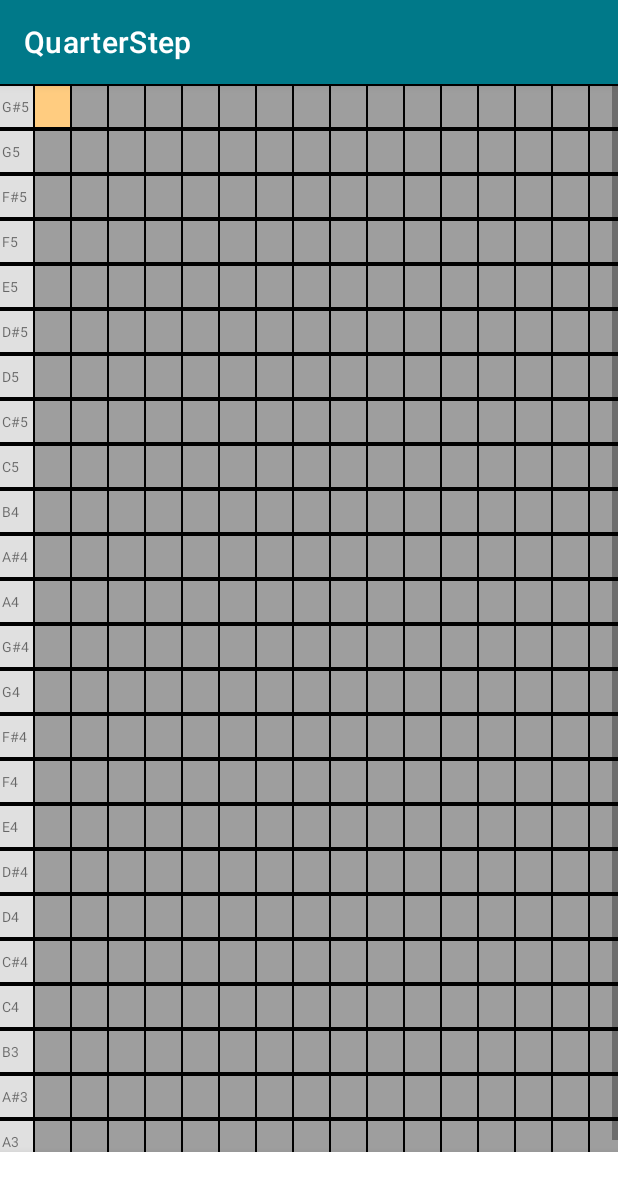
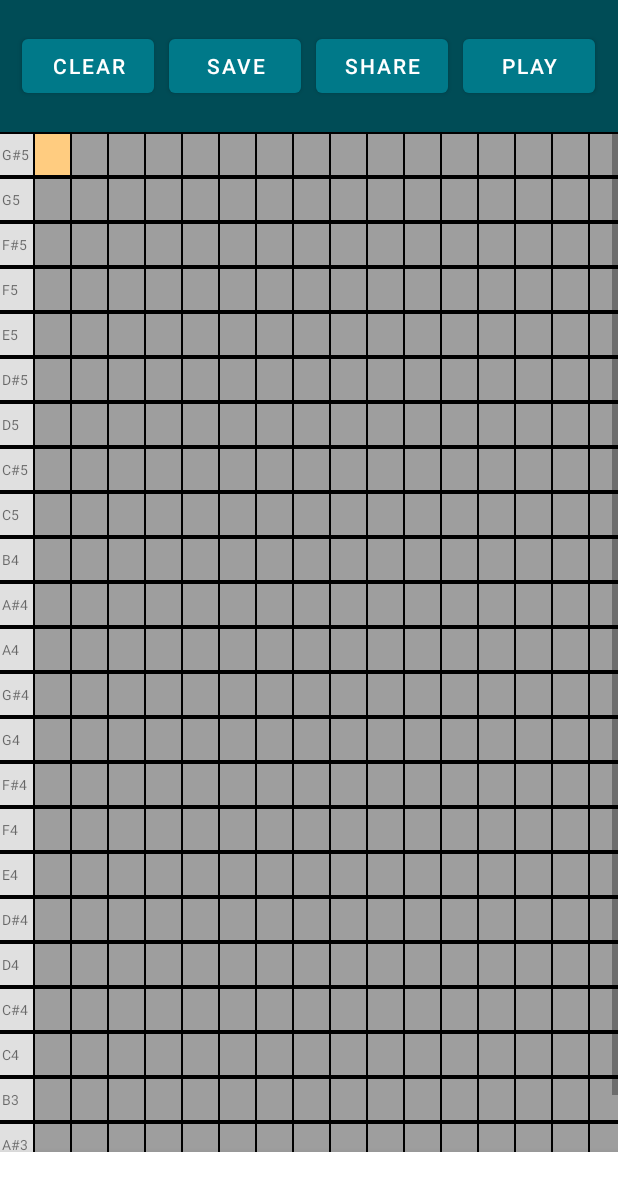
Before and after one commit to mateo4martinez/QuarterStep, an Android app: the ArrangementFragment screen opened directly, with no data from a screen before it, after a tap on an icon or button, on a phone screen of 412 x 824 dp. Shown: the top 1191 px of the screen. Run offline under Robolectric (Android 15) with nearby library versions, the phone set to English and light mode, and no system bars; libraries missing offline, so code that uses them is left out: com.gauravk.bubblenavigation, com.parse; plain views replace BubbleNavigationLinearView, BubbleToggleView; pictures from the network do not load; 7 statements that could not run were skipped.

Commit message:
Play song feature and clear grid feature implemented

```diff
--- a/app/src/main/java/com/codepath/quarterstep/fragments/ArrangementFragment.java
+++ b/app/src/main/java/com/codepath/quarterstep/fragments/ArrangementFragment.java
@@ -14,14 +14,17 @@ import android.view.LayoutInflater;
 import android.view.View;
 import android.view.ViewGroup;
 import android.widget.AdapterView;
+import android.widget.Button;
 
 import com.codepath.quarterstep.R;
 import com.codepath.quarterstep.adapters.NotesAdapter;
 import com.codepath.quarterstep.models.Note;
+import com.codepath.quarterstep.models.Song;
 import com.codepath.quarterstep.utils.Constants;
 import com.codepath.quarterstep.utils.ScreenSlidePageFragment;
 import com.codepath.quarterstep.utils.SongPlayer;
 import com.codepath.quarterstep.views.ArrangementView;
+import com.parse.ParseUser;
 
 import org.jetbrains.annotations.NotNull;
 
@@ -36,6 +39,10 @@ public class ArrangementFragment extends ScreenSlidePageFragment {
     private List<Note> adapterArray;
     private SoundPool soundPool;
     private SongPlayer songPlayer;
+    private Button btnPlay;
+    private Button btnShare;
+    private Button btnSave;
+    private Button btnClear;
 
     public ArrangementFragment() {
         // Required empty public constructor
@@ -53,6 +60,10 @@ public class ArrangementFragment extends ScreenSlidePageFragment {
         super.onViewCreated(view, savedInstanceState);
 
         avNotes = view.findViewById(R.id.avNotes);
+        btnPlay = view.findViewById(R.id.btnPlay);
+        btnShare = view.findViewById(R.id.btnShare);
+        btnSave = view.findViewById(R.id.btnSave);
+        btnClear = view.findViewById(R.id.btnClear);
 
         songPlayer = buildSongPlayer();
         songPlayer.loadSounds(getActivity(), Constants.SOUNDS_ARRAY);
@@ -68,14 +79,47 @@ public class ArrangementFragment extends ScreenSlidePageFragment {
             @Override
             public void onItemClick(AdapterView<?> parent, View view, int position, long id) {
                 Note note = adapterArray.get(position);
-                note.selected(getActivity());
-                if (!note.getFlag() && note.isPlayable()) {
-                    songPlayer.playOneNote(note.getNoteName());
+                selectNote(note);
+
+                notesAdapter.notifyDataSetChanged();
+            }
+        });
+
+        btnPlay.setOnClickListener(new View.OnClickListener() {
+            @Override
+            public void onClick(View v) {
+                Song song = new Song(getActivity(), ParseUser.getCurrentUser(), avNotes.getGrid());
+                songPlayer.addSong(song);
+
+                try {
+                    songPlayer.playSong();
+                } catch (InterruptedException e) {
+                    Log.e(TAG, "Issue with playing song", e);
+                }
+            }
+        });
+
+        btnClear.setOnClickListener(new View.OnClickListener() {
+            @Override
+            public void onClick(View v) {
+                for (int i = 0; i < adapterArray.size(); i++) {
+                    Note note = adapterArray.get(i);
+                    Log.i(TAG,  note.getNoteName() + ": " + note.getCol() + ": " + String.valueOf(note.getLayout() == null));
+                    if (note.isPlayable()) {
+                        selectNote(note);
+                    }
                 }
 
                 notesAdapter.notifyDataSetChanged();
             }
         });
+    }
+
+    private void selectNote(Note note) {
+        note.selected(getActivity());
+        if (!note.getFlag() && note.isPlayable()) {
+            songPlayer.playOneNote(note.getNoteName());
+        }
     }
 
     private SongPlayer buildSongPlayer() {
--- a/app/src/main/java/com/codepath/quarterstep/models/Song.java
+++ b/app/src/main/java/com/codepath/quarterstep/models/Song.java
@@ -25,7 +25,7 @@ public class Song {
         this.favorite = false;
     }
 
-    public Song(Context context, List<List<Note>> rawSong, ParseUser user) {
+    public Song(Context context, ParseUser user, List<List<Note>> rawSong) {
         this.context = context;
         this.user = user;
         this.rawSong = rawSong;
--- a/app/src/main/java/com/codepath/quarterstep/utils/Constants.java
+++ b/app/src/main/java/com/codepath/quarterstep/utils/Constants.java
@@ -11,6 +11,7 @@ public class Constants {
         public static final int NUM_BEATS = 17;
         public static final int NUM_ROWS = NUM_NOTES;
         public static final int NUM_COLS = NUM_BEATS;
+        public static final long NOTE_DELAY = 400;
 
     // Note Names
         // Octave 3
--- a/app/src/main/java/com/codepath/quarterstep/utils/SongPlayer.java
+++ b/app/src/main/java/com/codepath/quarterstep/utils/SongPlayer.java
@@ -13,6 +13,7 @@ import java.util.ArrayList;
 import java.util.List;
 import java.util.concurrent.BrokenBarrierException;
 import java.util.concurrent.CyclicBarrier;
+import java.util.concurrent.TimeUnit;
 
 public class SongPlayer {
     public static final String TAG = "SongPlayer";
@@ -72,6 +73,7 @@ public class SongPlayer {
         for (Thread thread: threads) {
             thread.start();
             thread.join(); // wait for thread to finish
+            TimeUnit.MILLISECONDS.sleep(Constants.NOTE_DELAY);
         }
     }
 
--- a/app/src/main/res/layout/fragment_arrangment.xml
+++ b/app/src/main/res/layout/fragment_arrangment.xml
@@ -5,10 +5,61 @@
     android:layout_height="match_parent"
     tools:context=".fragments.ArrangementFragment">
 
+    <RelativeLayout
+        android:id="@+id/rlActions"
+        android:layout_width="match_parent"
+        android:layout_height="wrap_content"
+        android:gravity="center"
+        android:background="@color/darkBluegreen"
+        >
+
+        <Button
+            android:id="@+id/btnPlay"
+            android:layout_width="wrap_content"
+            android:layout_height="wrap_content"
+            android:layout_alignParentEnd="true"
+            android:layout_marginTop="20dp"
+            android:layout_marginBottom="20dp"
+            android:text="Play"
+            />
+
+        <Button
+            android:id="@+id/btnShare"
+            android:layout_width="wrap_content"
+            android:layout_height="wrap_content"
+            android:layout_toStartOf="@+id/btnPlay"
+            android:layout_alignTop="@+id/btnPlay"
+            android:layout_marginEnd="10dp"
+            android:text="Share"
+            />
+
+        <Button
+            android:id="@+id/btnSave"
+            android:layout_width="wrap_content"
+            android:layout_height="wrap_content"
+            android:layout_toStartOf="@+id/btnShare"
+            android:layout_alignTop="@+id/btnPlay"
+            android:layout_marginEnd="10dp"
+            android:text="Save"
+            />
+
+        <Button
+            android:id="@+id/btnClear"
+            android:layout_width="wrap_content"
+            android:layout_height="wrap_content"
+            android:layout_toStartOf="@+id/btnSave"
+            android:layout_alignTop="@+id/btnPlay"
+            android:layout_marginEnd="10dp"
+            android:text="Clear"
+            />
+
+    </RelativeLayout>
+
     <com.codepath.quarterstep.views.ArrangementView
         android:id="@+id/avNotes"
         android:layout_width="match_parent"
         android:layout_height="wrap_content"
+        android:layout_below="@+id/rlActions"
         android:columnWidth="30dp"
         android:gravity="center"
         android:stretchMode="columnWidth"
--- a/app/src/main/res/values-night/themes.xml
+++ b/app/src/main/res/values-night/themes.xml
@@ -1,6 +1,6 @@
 <resources xmlns:tools="http://schemas.android.com/tools">
     <!-- Base application theme. -->
-    <style name="Theme.QuarterStep" parent="Theme.MaterialComponents.DayNight.DarkActionBar">
+    <style name="Theme.QuarterStep" parent="Theme.MaterialComponents.DayNight.NoActionBar">
         <!-- Primary brand color. -->
         <item name="colorPrimary">@color/purple_200</item>
         <item name="colorPrimaryVariant">@color/purple_700</item>
--- a/app/src/main/res/values/themes.xml
+++ b/app/src/main/res/values/themes.xml
@@ -1,6 +1,6 @@
 <resources xmlns:tools="http://schemas.android.com/tools">
     <!-- Base application theme. -->
-    <style name="Theme.QuarterStep" parent="Theme.MaterialComponents.DayNight.DarkActionBar">
+    <style name="Theme.QuarterStep" parent="Theme.MaterialComponents.DayNight.NoActionBar">
         <!-- Primary brand color. -->
         <item name="colorPrimary">@color/bluegreen</item>
         <item name="colorPrimaryVariant">@color/purple_700</item>
```
Also changed, not shown: app/src/main/res/drawable/ic_baseline_play_circle_filled_24.xml (added, +10 -0 lines).
